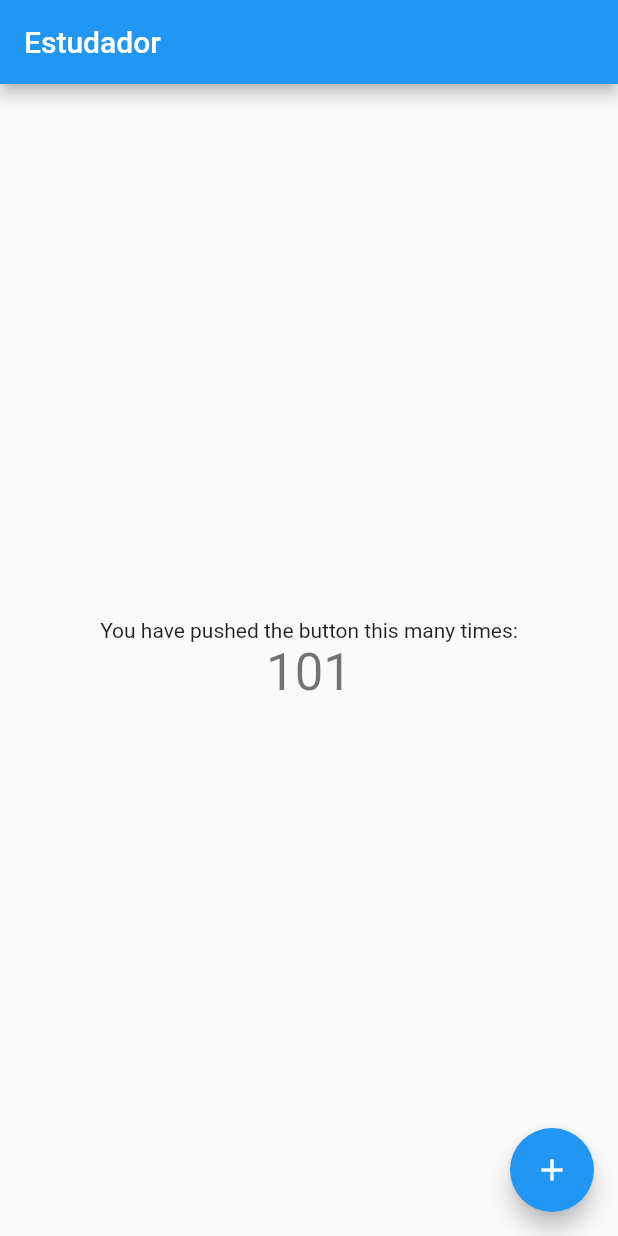
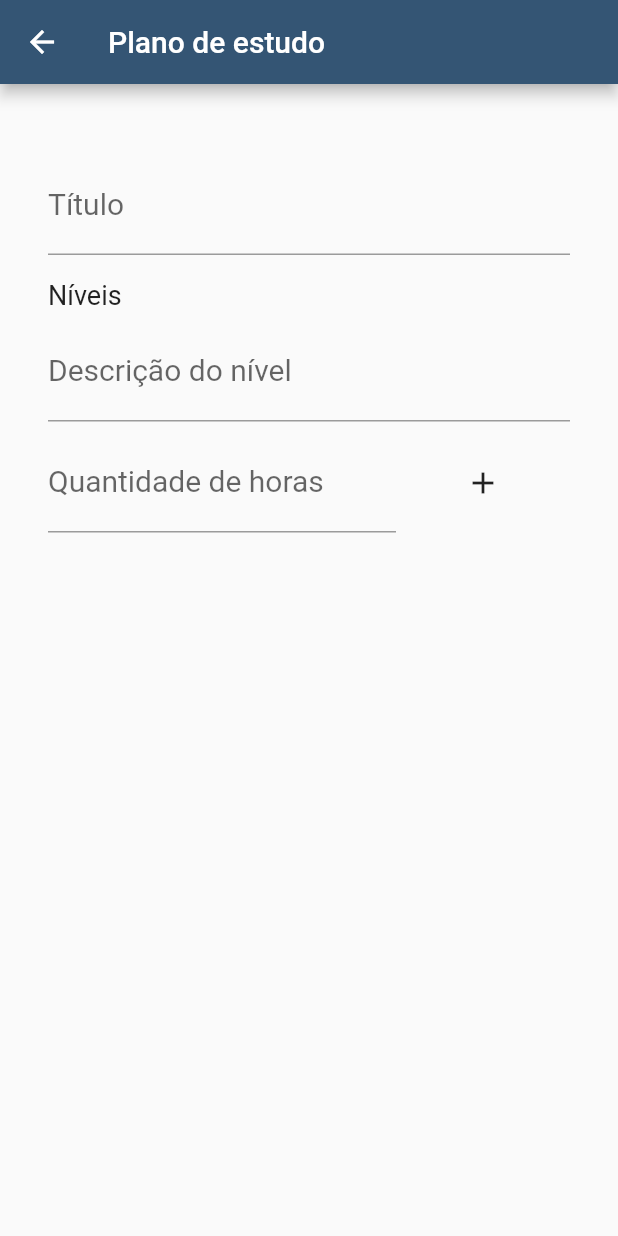
Before and after one commit to jtpdev/estudador, a Flutter app: the screen it shows after launch, after a tap on the "add" icon, on a phone screen of 412 x 824 dp. Run offline on Flutter 3.47's test engine with Material 2 defaults, Android fonts, the phone set to English and light mode, and no system bars; our stand-ins replace shared_preferences, splashscreen.

Commit message:
a lot of updates

```diff
--- a/lib/main.dart
+++ b/lib/main.dart
@@ -1,117 +1,6 @@
+import 'package:estudador/widgets/splashscreen.dart';
 import 'package:flutter/material.dart';
 
-void main() {
-  runApp(MyApp());
-}
+import 'widgets/app.dart';
 
-class MyApp extends StatelessWidget {
-  // This widget is the root of your application.
-  @override
-  Widget build(BuildContext context) {
-    return MaterialApp(
-      title: 'Flutter Demo',
-      theme: ThemeData(
-        // This is the theme of your application.
-        //
-        // Try running your application with "flutter run". You'll see the
-        // application has a blue toolbar. Then, without quitting the app, try
-        // changing the primarySwatch below to Colors.green and then invoke
-        // "hot reload" (press "r" in the console where you ran "flutter run",
-        // or simply save your changes to "hot reload" in a Flutter IDE).
-        // Notice that the counter didn't reset back to zero; the application
-        // is not restarted.
-        primarySwatch: Colors.blue,
-        // This makes the visual density adapt to the platform that you run
-        // the app on. For desktop platforms, the controls will be smaller and
-        // closer together (more dense) than on mobile platforms.
-        visualDensity: VisualDensity.adaptivePlatformDensity,
-      ),
-      home: MyHomePage(title: 'Estudador'),
-    );
-  }
-}
-
-class MyHomePage extends StatefulWidget {
-  MyHomePage({Key key, this.title}) : super(key: key);
-
-  // This widget is the home page of your application. It is stateful, meaning
-  // that it has a State object (defined below) that contains fields that affect
-  // how it looks.
-
-  // This class is the configuration for the state. It holds the values (in this
-  // case the title) provided by the parent (in this case the App widget) and
-  // used by the build method of the State. Fields in a Widget subclass are
-  // always marked "final".
-
-  final String title;
-
-  @override
-  _MyHomePageState createState() => _MyHomePageState();
-}
-
-class _MyHomePageState extends State<MyHomePage> {
-  int _counter = 100;
-
-  void _incrementCounter() {
-    setState(() {
-      // This call to setState tells the Flutter framework that something has
-      // changed in this State, which causes it to rerun the build method below
-      // so that the display can reflect the updated values. If we changed
-      // _counter without calling setState(), then the build method would not be
-      // called again, and so nothing would appear to happen.
-      _counter++;
-    });
-  }
-
-  @override
-  Widget build(BuildContext context) {
-    // This method is rerun every time setState is called, for instance as done
-    // by the _incrementCounter method above.
-    //
-    // The Flutter framework has been optimized to make rerunning build methods
-    // fast, so that you can just rebuild anything that needs updating rather
-    // than having to individually change instances of widgets.
-    return Scaffold(
-      appBar: AppBar(
-        // Here we take the value from the MyHomePage object that was created by
-        // the App.build method, and use it to set our appbar title.
-        title: Text(widget.title),
-      ),
-      body: Center(
-        // Center is a layout widget. It takes a single child and positions it
-        // in the middle of the parent.
-        child: Column(
-          // Column is also a layout widget. It takes a list of children and
-          // arranges them vertically. By default, it sizes itself to fit its
-          // children horizontally, and tries to be as tall as its parent.
-          //
-          // Invoke "debug painting" (press "p" in the console, choose the
-          // "Toggle Debug Paint" action from the Flutter Inspector in Android
-          // Studio, or the "Toggle Debug Paint" command in Visual Studio Code)
-          // to see the wireframe for each widget.
-          //
-          // Column has various properties to control how it sizes itself and
-          // how it positions its children. Here we use mainAxisAlignment to
-          // center the children vertically; the main axis here is the vertical
-          // axis because Columns are vertical (the cross axis would be
-          // horizontal).
-          mainAxisAlignment: MainAxisAlignment.center,
-          children: <Widget>[
-            Text(
-              'You have pushed the button this many times:',
-            ),
-            Text(
-              '$_counter',
-              style: Theme.of(context).textTheme.headline4,
-            ),
-          ],
-        ),
-      ),
-      floatingActionButton: FloatingActionButton(
-        onPressed: _incrementCounter,
-        tooltip: 'Increment',
-        child: Icon(Icons.add),
-      ), // This trailing comma makes auto-formatting nicer for build methods.
-    );
-  }
-}
+void main() => runApp(App());
--- /dev/null
+++ b/lib/models/model.dart
@@ -0,0 +1,11 @@
+abstract class Model<T> {
+
+  T fromJson(Map<String, dynamic> json);
+
+  Map<String, dynamic> toJson();
+
+  @override
+  String toString() {
+    return this.toJson().toString();
+  }
+}
--- /dev/null
+++ b/lib/models/nivel.dart
@@ -0,0 +1,22 @@
+import 'model.dart';
+
+class NivelModel extends Model<NivelModel> {
+  String descricao;
+  int qtdhoras;
+
+  NivelModel({this.descricao, this.qtdhoras});
+
+  @override
+  NivelModel fromJson(Map<String, dynamic> json) {
+    this.descricao = json['descricao'];
+    this.qtdhoras = json['qtdhoras'];
+  }
+
+  @override
+  Map<String, dynamic> toJson() {
+    Map<String, dynamic> json = Map();
+    json['descricao'] = this.descricao;
+    json['qtdhoras'] = this.qtdhoras;
+    return json;
+  }
+}
--- /dev/null
+++ b/lib/widgets/app.dart
@@ -0,0 +1,35 @@
+import 'package:estudador/widgets/home.dart';
+import 'package:estudador/widgets/splashscreen.dart';
+import 'package:flutter/material.dart';
+
+class App extends StatelessWidget {
+
+  final MaterialColor primaryColor = MaterialColor(
+    0xFF345574,
+    <int, Color>{
+       50: Color(0xFFE7EFF3),
+      100: Color(0xFFC2D8E1),
+      200: Color(0xFF99BECD),
+      300: Color(0xFF70A3B9),
+      400: Color(0xFF5290AA),
+      500: Color(0xFF337c9b),
+      600: Color(0xFF2E7493),
+      700: Color(0xFF276989),
+      800: Color(0xFF205F7F),
+      900: Color(0xFF144C6D),
+    },
+  );
+
+  @override
+  Widget build(BuildContext context) {
+    return MaterialApp(
+      title: 'Flutter Demo',
+      debugShowCheckedModeBanner: false,
+      theme: ThemeData(
+        primarySwatch: primaryColor,
+        visualDensity: VisualDensity.adaptivePlatformDensity,
+      ),
+      home: SplashScreenPage(),
+    );
+  }
+}
--- /dev/null
+++ b/lib/widgets/home.dart
@@ -0,0 +1,107 @@
+import 'package:estudador/models/planoestudo.dart';
+import 'package:estudador/services/planoestudo.dart';
+import 'package:estudador/widgets/planoestudo.dart';
+import 'package:flutter/material.dart';
+
+class HomePage extends StatefulWidget {
+  HomePage({Key key, this.title}) : super(key: key);
+
+  final String title;
+
+  @override
+  _HomePageState createState() => _HomePageState();
+}
+
+class _HomePageState extends State<HomePage> {
+  PlanoEstudoService _planoEstudoService = PlanoEstudoService();
+  List<PlanoEstudoModel> _planos = [];
+
+  @override
+  void initState() {
+    super.initState();
+    // _planoEstudoService.delete();
+    _planoEstudoService.list().then((planos) {
+      setState(() {
+        this._planos = planos;
+      });
+    });
+  }
+
+  @override
+  Widget build(BuildContext context) {
+    return Scaffold(
+      appBar: AppBar(
+        title: Text(widget.title),
+      ),
+      body: ListView(
+        children: _buildPlanosEstudos(),
+      ),
+      floatingActionButton: FloatingActionButton(
+        onPressed: () {
+          Navigator.push(
+            context,
+            MaterialPageRoute(
+              builder: (context) => PlanoEstudoPage(),
+            ),
+          );
+        },
+        tooltip: 'Adicionar',
+        child: Icon(Icons.add),
+      ),
+    );
+  }
+
+  List<Widget> _buildPlanosEstudos() {
+    return _planos.map(
+      (p) {
+        return GestureDetector(
+          onTap: () {
+            // TODO abrir tela para cronometrar estudo
+          },
+          child: Card(
+            child: Container(
+              padding: EdgeInsets.all(16),
+              child: Row(
+                children: [
+                  Expanded(
+                    child: Text(
+                      p.titulo,
+                      style: TextStyle(
+                        fontSize: 18,
+                      ),
+                    ),
+                  ),
+                  Expanded(
+                    child: Text(
+                      '${_printDuration(p.tempoestudado)} estudado',
+                      style: TextStyle(
+                        fontSize: 18,
+                      ),
+                    ),
+                  ),
+                  Expanded(
+                    child: Text(
+                      p.nivelatual.descricao,
+                      style: TextStyle(
+                        fontSize: 18,
+                      ),
+                    ),
+                  ),
+                ],
+              ),
+            ),
+          ),
+        );
+      },
+    ).toList();
+  }
+
+  String _printDuration(seconds) {
+    if (seconds == null) seconds = 0;
+    var duration = Duration(milliseconds: seconds * 1000);
+    String twoDigits(int n) => n.toString().padLeft(2, "0");
+    String twoDigitMinutes = twoDigits(duration.inMinutes.remainder(60));
+    String twoDigitSeconds = twoDigits(duration.inSeconds.remainder(60));
+    return "${twoDigits(duration.inHours)}:$twoDigitMinutes:$twoDigitSeconds";
+  }
+}
--- /dev/null
+++ b/lib/widgets/planoestudo.dart
@@ -0,0 +1,223 @@
+import 'package:estudador/models/nivel.dart';
+import 'package:estudador/models/planoestudo.dart';
+import 'package:estudador/services/planoestudo.dart';
+import 'package:flutter/material.dart';
+import 'package:flutter/widgets.dart';
+
+class PlanoEstudoPage extends StatefulWidget {
+  @override
+  _PlanoEstudoPageState createState() => _PlanoEstudoPageState();
+}
+
+class _PlanoEstudoPageState extends State<PlanoEstudoPage> {
+  PlanoEstudoModel _planoEstudo = PlanoEstudoModel();
+  PlanoEstudoService _planoEstudoService = PlanoEstudoService();
+
+  var descricaoCtrl = TextEditingController();
+  var qtdHorasCtrl = TextEditingController();
+
+  var currentIndex;
+
+  _save() async {
+    _planoEstudo.niveis.sort((n1,n2) => n1.qtdhoras - n2.qtdhoras);
+    _planoEstudo.nivelatual = _planoEstudo.niveis.first;
+    await _planoEstudoService.save(_planoEstudo);
+    Navigator.pop(context);
+  }
+
+  _addAoPlano() {
+    if (_validarNivel()) {
+      return;
+    }
+    setState(() {
+      _planoEstudo.niveis.add(
+        NivelModel(
+          descricao: descricaoCtrl.text,
+          qtdhoras: int.parse(qtdHorasCtrl.text),
+        ),
+      );
+      descricaoCtrl.clear();
+      qtdHorasCtrl.clear();
+    });
+  }
+
+  _alterarDoPlano() {
+    if (_validarNivel()) {
+      return;
+    }
+    setState(() {
+      var nivel = _planoEstudo.niveis[currentIndex];
+      nivel.descricao = descricaoCtrl.text;
+      nivel.qtdhoras = int.parse(qtdHorasCtrl.text);
+
+      descricaoCtrl.clear();
+      qtdHorasCtrl.clear();
+      currentIndex = null;
+    });
+  }
+
+  _removeDoPlano(index) {
+    setState(() {
+      _planoEstudo.niveis.removeAt(index);
+    });
+  }
+
+  _editarDoPlano(NivelModel n) {
+    currentIndex = _planoEstudo.niveis.indexOf(n);
+    setState(() {
+      descricaoCtrl.text = n.descricao;
+      qtdHorasCtrl.text = '${n.qtdhoras}';
+    });
+  }
+
+  bool _validarNivel() {
+    return descricaoCtrl.text == null ||
+        descricaoCtrl.text.trim().isEmpty ||
+        qtdHorasCtrl.text == null ||
+        qtdHorasCtrl.text.trim().isEmpty;
+  }
+
+  @override
+  Widget build(BuildContext context) {
+    return Scaffold(
+      appBar: AppBar(
+        title: Text('Plano de estudo'),
+      ),
+      body: ListView(
+        padding: EdgeInsets.only(top: 48, left: 32, right: 32),
+        children: <Widget>[
+          Container(
+            margin: EdgeInsets.only(bottom: 8),
+            child: TextFormField(
+              keyboardType: TextInputType.text,
+              textCapitalization: TextCapitalization.words,
+              decoration: InputDecoration(
+                labelText: "Título",
+              ),
+              style: TextStyle(fontSize: 20),
+              onChanged: (value) {
+                setState(() {
+                  _planoEstudo.titulo = value;
+                });
+              },
+            ),
+          ),
+          Container(
+            margin: EdgeInsets.only(bottom: 8, top: 8),
+            child: Text(
+              "Níveis",
+              style: TextStyle(
+                fontSize: 18,
+              ),
+            ),
+          ),
+          Container(
+            padding: EdgeInsets.only(bottom: 8),
+            child: TextFormField(
+              controller: descricaoCtrl,
+              keyboardType: TextInputType.text,
+              textCapitalization: TextCapitalization.words,
+              decoration: InputDecoration(
+                labelText: "Descrição do nível",
+              ),
+              style: TextStyle(fontSize: 20),
+            ),
+          ),
+          Container(
+            margin: EdgeInsets.only(bottom: 8),
+            child: Row(
+              children: [
+                Expanded(
+                  flex: 2,
+                  child: TextFormField(
+                    controller: qtdHorasCtrl,
+                    keyboardType: TextInputType.number,
+                    decoration: InputDecoration(
+                      labelText: "Quantidade de horas",
+                    ),
+                    style: TextStyle(fontSize: 20),
+                  ),
+                ),
+                Visibility(
+                  visible: currentIndex == null,
+                  child: Expanded(
+                    flex: 1,
+                    child: IconButton(
+                      icon: Icon(Icons.add),
+                      onPressed: _addAoPlano,
+                    ),
+                  ),
+                ),
+                Visibility(
+                  visible: currentIndex != null,
+                  child: Expanded(
+                    flex: 1,
+                    child: IconButton(
+                      icon: Icon(Icons.edit),
+                      onPressed: _alterarDoPlano,
+                    ),
+                  ),
+                ),
+              ],
+            ),
+          ),
+          Container(
+            margin: EdgeInsets.only(bottom: 8),
+            child: Column(
+              children: _planoEstudo.niveis.map(
+                (n) {
+                  return GestureDetector(
+                    onTap: () => _editarDoPlano(n),
+                    child: Card(
+                      child: Container(
+                        padding: EdgeInsets.all(16),
+                        child: Row(
+                          children: [
+                            Expanded(
+                              flex: 3,
+                              child: Text(
+                                n.descricao,
+                                style: TextStyle(
+                                  fontSize: 18,
+                                ),
+                              ),
+                            ),
+                            Expanded(
+                              flex: 2,
+                              child: Text(
+                                '${n.qtdhoras} horas',
+                                style: TextStyle(
+                                  fontSize: 18,
+                                ),
+                              ),
+                            ),
+                            Expanded(
+                              child: IconButton(
+                                icon: Icon(Icons.delete),
+                                onPressed: () => _removeDoPlano(
+                                    _planoEstudo.niveis.indexOf(n)),
+                              ),
+                            ),
+                          ],
+                        ),
+                      ),
+                    ),
+                  );
+                },
+              ).toList(),
+            ),
+          ),
+        ],
+      ),
+      floatingActionButton: Visibility(
+        visible: _planoEstudo.titulo != null &&
+            _planoEstudo.titulo.trim().isNotEmpty &&
+            _planoEstudo.niveis.isNotEmpty,
+        child: FloatingActionButton(
+          onPressed: () => _save(),
+          child: Icon(Icons.check),
+        ),
+      ),
+    );
+  }
+}
--- /dev/null
+++ b/lib/widgets/splashscreen.dart
@@ -0,0 +1,37 @@
+import 'package:flutter/material.dart';
+import 'package:splashscreen/splashscreen.dart';
+
+import 'home.dart';
+
+class SplashScreenPage extends StatefulWidget {
+  @override
+  _SplashScreenPageState createState() => _SplashScreenPageState();
+}
+
+class _SplashScreenPageState extends State<SplashScreenPage> {
+  @override
+  Widget build(BuildContext context) {
+    return Stack(
+      children: <Widget>[
+        SplashScreen(
+          seconds: 5,
+          backgroundColor: Colors.white,
+          navigateAfterSeconds: HomePage(title: 'Estudador'),
+          loaderColor: Colors.transparent,
+        ),
+        Align(
+          alignment: FractionalOffset.center,
+          child: Container(
+            decoration: BoxDecoration(
+              image: DecorationImage(
+                image: AssetImage("assets/icon.png"),
+                fit: BoxFit.scaleDown,
+              ),
+            ),
+            width: MediaQuery.of(context).size.width / 4,
+          ),
+        ),
+      ],
+    );
+  }
+}
```
Also changed, not shown: lib/models/planoestudo.dart (added, +41 -0 lines), lib/services/planoestudo.dart (added, +61 -0 lines), lib/services/service.dart (added, +13 -0 lines), pubspec.yaml (+10 -3 lines), assets/icon.png (added), pubspec.lock, 28 other files.
